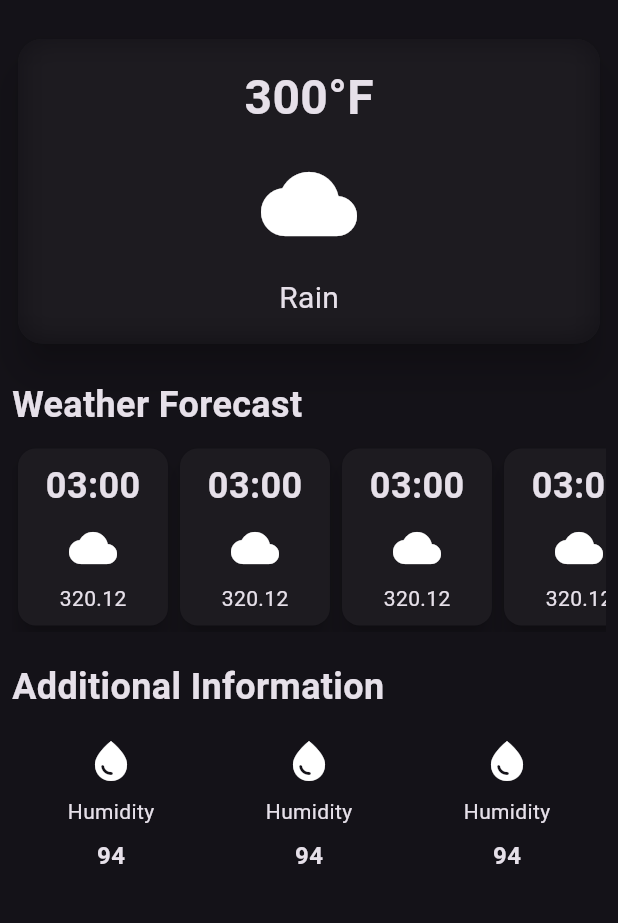
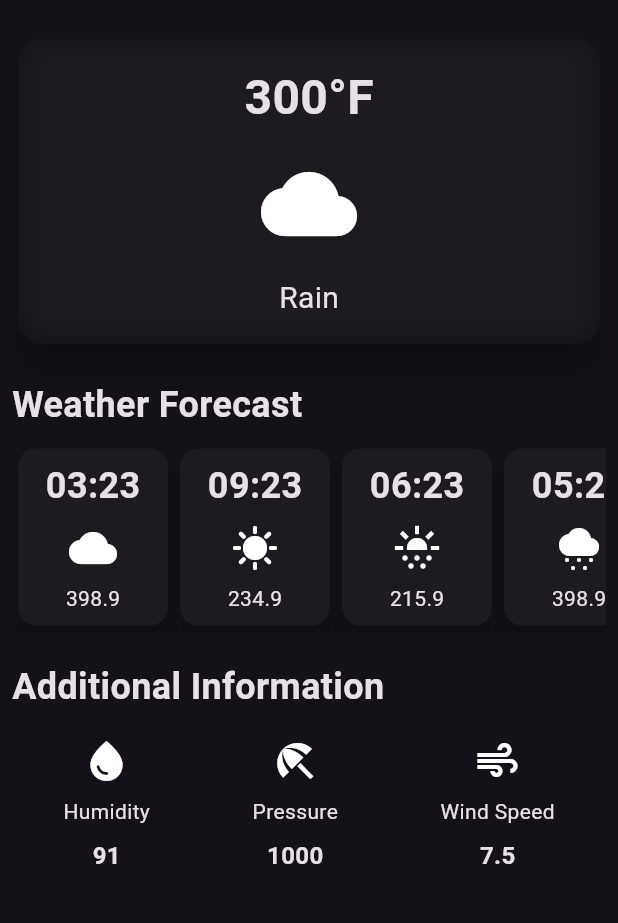
Before and after one commit to gopalkrushnas063/weather_app_flutter, a Flutter app: the screen it shows after launch, on a phone screen of 412 x 824 dp, the part 63-986 px from its top. Run offline on Flutter 3.47's test engine with Material 2 defaults, Android fonts, the phone set to English and light mode, and no system bars.

Commit message:
dynamically render the product in hourly forcast and additional info section

```diff
--- a/lib/addition_info_item.dart
+++ b/lib/addition_info_item.dart
@@ -1,25 +1,32 @@
 import 'package:flutter/material.dart';
 
+class AdditionalInfoItem extends StatelessWidget {
+  final IconData icon;
+  final String label;
+  final String value;
 
 
-
-class AdditionalInfoItem extends StatelessWidget {
-  const AdditionalInfoItem({super.key});
+  const AdditionalInfoItem({
+    super.key,
+    required this.icon,
+    required this.label,
+    required this.value,
+  });
 
   @override
   Widget build(BuildContext context) {
-    return const Column(
+    return Column(
       children: [
         Icon(
-          Icons.water_drop,
+          icon,
           size: 32,
         ),
-        SizedBox(height: 8),
-        Text('Humidity'),
-        SizedBox(height: 8),
+        const SizedBox(height: 8),
+        Text(label),
+        const SizedBox(height: 8),
         Text(
-          '94',
-          style: TextStyle(
+          value,
+          style: const TextStyle(
             fontSize: 16,
             fontWeight: FontWeight.bold,
           ),
--- a/lib/hourly_forecast_item.dart
+++ b/lib/hourly_forecast_item.dart
@@ -1,11 +1,16 @@
 import 'package:flutter/material.dart';
 
+class HourlyForecastItem extends StatelessWidget {
+  final String time;
+  final String temp;
+  final IconData icon;
 
-
-
-
-class HourlyForecastItem extends StatelessWidget {
-  const HourlyForecastItem({super.key});
+  const HourlyForecastItem({
+    super.key,
+    required this.time,
+    required this.temp,
+    required this.icon,
+  });
 
   @override
   Widget build(BuildContext context) {
@@ -17,23 +22,23 @@ class HourlyForecastItem extends StatelessWidget {
         decoration: BoxDecoration(
           borderRadius: BorderRadius.circular(12),
         ),
-        child: const Column(
+        child: Column(
           children: [
             Text(
-              '03:00',
-              style: TextStyle(
+              time,
+              style: const TextStyle(
                 fontSize: 24,
                 fontWeight: FontWeight.bold,
               ),
             ),
-            SizedBox(height: 8),
+            const SizedBox(height: 8),
             Icon(
-              Icons.cloud,
+              icon,
               size: 32,
             ),
-            SizedBox(height: 8),
+            const SizedBox(height: 8),
             Text(
-              '320.12',
+              temp,
             ),
           ],
         ),
--- a/lib/weather_screen.dart
+++ b/lib/weather_screen.dart
@@ -89,11 +89,31 @@ class WeatherScreen extends StatelessWidget {
               scrollDirection: Axis.horizontal,
               child: Row(
                 children: [
-                  HourlyForecastItem(),
-                  HourlyForecastItem(),
-                  HourlyForecastItem(),
-                  HourlyForecastItem(),
-                  HourlyForecastItem(),
+                  HourlyForecastItem(
+                    time: '03:23',
+                    temp: '398.9',
+                    icon: Icons.cloud,
+                  ),
+                  HourlyForecastItem(
+                    time: '09:23',
+                    temp: '234.9',
+                    icon: Icons.sunny,
+                  ),
+                  HourlyForecastItem(
+                    time: '06:23',
+                    temp: '215.9',
+                    icon: Icons.sunny_snowing,
+                  ),
+                  HourlyForecastItem(
+                    time: '05:23',
+                    temp: '398.9',
+                    icon: Icons.cloudy_snowing,
+                  ),
+                  HourlyForecastItem(
+                    time: '03:23',
+                    temp: '398.9',
+                    icon: Icons.sunny_snowing,
+                  ),
                 ],
               ),
             ),
@@ -115,9 +135,21 @@ class WeatherScreen extends StatelessWidget {
             const Row(
               mainAxisAlignment: MainAxisAlignment.spaceAround,
               children: [
-                AdditionalInfoItem(),
-                AdditionalInfoItem(),
-                AdditionalInfoItem(),
+                AdditionalInfoItem(
+                  icon: Icons.water_drop,
+                  label: 'Humidity',
+                  value: '91',
+                ),
+                AdditionalInfoItem(
+                  icon: Icons.beach_access,
+                  label: 'Pressure',
+                  value: '1000',
+                ),
+                AdditionalInfoItem(
+                  icon: Icons.air,
+                  label: 'Wind Speed',
+                  value: '7.5',
+                ),
               ],
             ),
           ],
```
